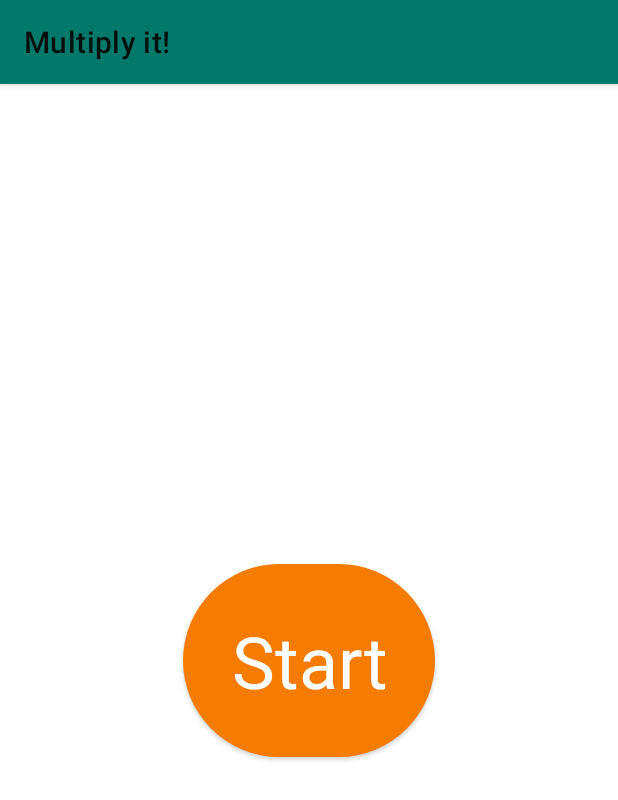
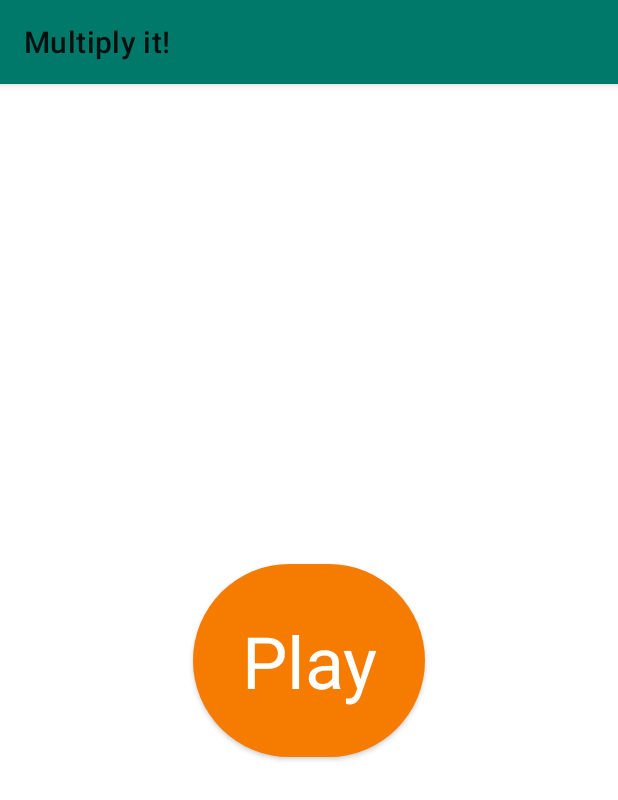
Before and after one commit to ods/Umnozhka, an Android app: the screen it shows after launch (MainActivity), on a phone screen of 412 x 824 dp. Shown: the top 800 px of the screen. Run offline under Robolectric (Android 15) with nearby library versions, the light colour scheme and no system bars; our stand-ins replace data binding.

Commit message:
Start -> play (as daughter suggested)

```diff
--- a/app/src/main/res/values/strings.xml
+++ b/app/src/main/res/values/strings.xml
@@ -1,4 +1,4 @@
 <resources>
     <string name="app_name">Multiply it!</string>
-    <string name="start_button">Start</string>
+    <string name="start_button">Play</string>
 </resources>
```
Also changed, not shown: 3 other files.
